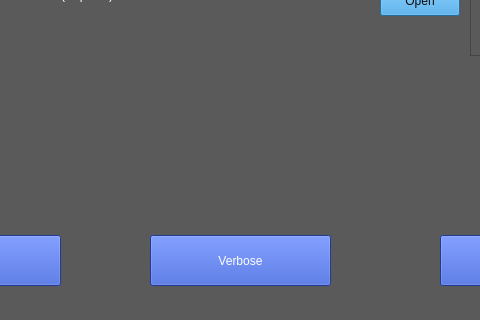
JensUweUlrich/ReadBouncer, file src/gui/ibf_mainwindow.ui: the form before one commit; both pictures show x 150 to 630 and y 355 to 675 of the 1087 by 675 pixel window.
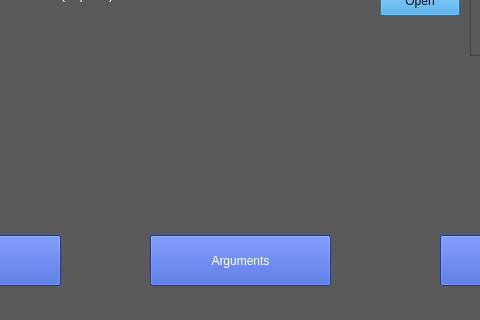
The form after the commit.

```diff
--- a/src/gui/ibf_mainwindow.ui
+++ b/src/gui/ibf_mainwindow.ui
@@ -242,7 +242,7 @@
 border-color: rgb(170, 255, 0);</string>
    </property>
    <property name="text">
-    <string>Verbose</string>
+    <string>Arguments</string>
    </property>
   </widget>
   <widget class="QTextEdit" name="text1">
```
